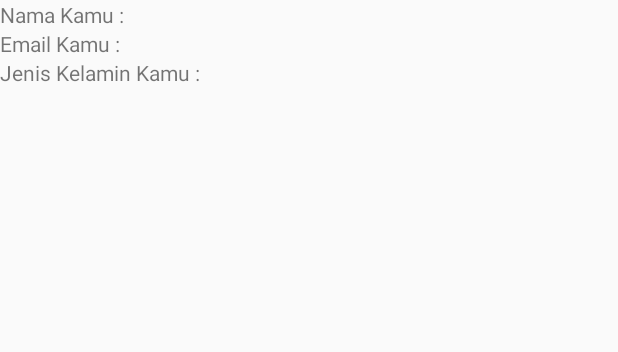
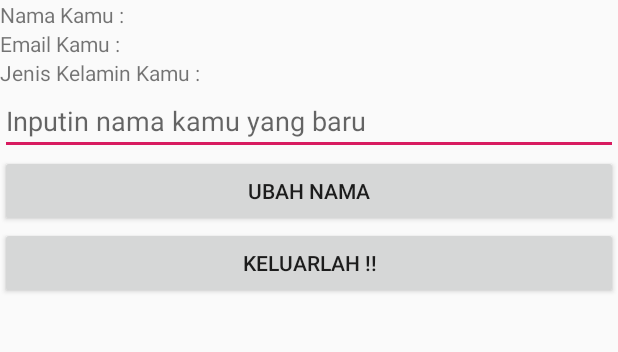
Before and after one commit to sigitsuryono25/DemoFirebase, an Android app: the layout activity_dashboard.xml on its own in the app's theme, with its tools: preview values and no code run, on a phone screen of 412 x 824 dp, the part 149-501 px from its top. Run offline under Robolectric (Android 15) with nearby library versions, the phone set to English and light mode, and no system bars.

```diff
--- a/app/src/main/AndroidManifest.xml
+++ b/app/src/main/AndroidManifest.xml
@@ -14,7 +14,7 @@
             android:theme="@style/AppTheme">
         <activity android:name=".DashboardActivity">
         </activity>
-        <activity android:name=".LoginActivity">
+        <activity android:name=".LoginActivity" android:noHistory="true">
             <intent-filter>
                 <action android:name="android.intent.action.MAIN"/>
 
--- a/app/src/main/res/layout/activity_dashboard.xml
+++ b/app/src/main/res/layout/activity_dashboard.xml
@@ -86,4 +86,24 @@
 
     </LinearLayout>
 
+    <EditText
+            android:id="@+id/namaKamuYangBaru"
+            android:hint="Inputin nama kamu yang baru"
+            android:layout_width="match_parent"
+            android:layout_height="wrap_content"/>
+
+    <Button
+            android:layout_width="match_parent"
+            android:layout_height="wrap_content"
+            android:id="@+id/editnama"
+            android:text="Ubah Nama"
+    />
+
+    <Button
+            android:layout_width="match_parent"
+            android:layout_height="wrap_content"
+            android:id="@+id/logout"
+            android:text="Keluarlah !!"
+    />
+
 </LinearLayout>
```
Also changed, not shown: app/src/main/java/com/lauwba/surelabs/demofirebase/DashboardActivity.kt (+50 -0 lines), app/src/main/java/com/lauwba/surelabs/demofirebase/LoginActivity.kt (+11 -2 lines), app/src/main/java/com/lauwba/surelabs/demofirebase/MainActivity.kt (+22 -0 lines).
